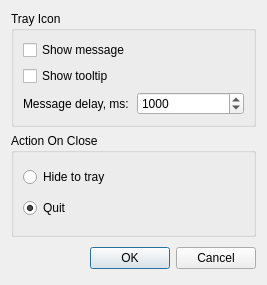
This is src/plugins/General/statusicon/settingsdialog.ui in ksv1986/qmmp-staging as Qt 5 draws it before an edit. The edited form follows.
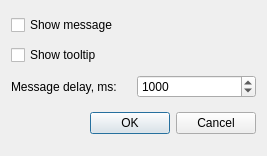
This is the edited form.

```diff
--- a/src/plugins/General/statusicon/settingsdialog.ui
+++ b/src/plugins/General/statusicon/settingsdialog.ui
@@ -6,18 +6,12 @@
     <x>0</x>
     <y>0</y>
     <width>267</width>
-    <height>285</height>
+    <height>156</height>
    </rect>
   </property>
   <property name="windowTitle" >
    <string>Status Icon Plugin Settings</string>
   </property>
-  <layout class="QVBoxLayout" >
-   <item>
-    <widget class="QGroupBox" name="groupBox_4" >
-     <property name="title" >
-      <string>Tray Icon</string>
-     </property>
      <layout class="QGridLayout" >
       <item row="0" column="0" >
        <widget class="QCheckBox" name="messageCheckBox" >
@@ -59,51 +53,7 @@
         </property>
        </widget>
       </item>
-     </layout>
-    </widget>
-   </item>
-   <item>
-    <widget class="QGroupBox" name="closeGroupBox" >
-     <property name="title" >
-      <string>Action On Close</string>
-     </property>
-     <layout class="QVBoxLayout" >
-      <property name="spacing" >
-       <number>6</number>
-      </property>
-      <property name="leftMargin" >
-       <number>9</number>
-      </property>
-      <property name="topMargin" >
-       <number>9</number>
-      </property>
-      <property name="rightMargin" >
-       <number>9</number>
-      </property>
-      <property name="bottomMargin" >
-       <number>9</number>
-      </property>
-      <item>
-       <widget class="QRadioButton" name="hideToTrayRadioButton" >
-        <property name="text" >
-         <string>Hide to tray</string>
-        </property>
-       </widget>
-      </item>
-      <item>
-       <widget class="QRadioButton" name="quitRadioButton" >
-        <property name="text" >
-         <string>Quit</string>
-        </property>
-        <property name="checked" >
-         <bool>true</bool>
-        </property>
-       </widget>
-      </item>
-     </layout>
-    </widget>
-   </item>
-   <item>
+   <item row="3" column="0" colspan="2" >
     <layout class="QHBoxLayout" >
      <property name="spacing" >
       <number>6</number>
```
Lines whose indentation alone changed are shown as unchanged.
